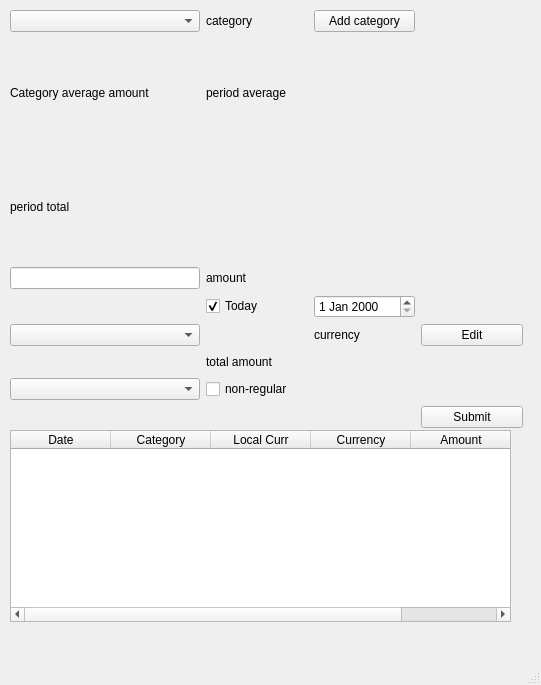
Qt form mainwindow.ui (tvb2/expenses) before a commit.
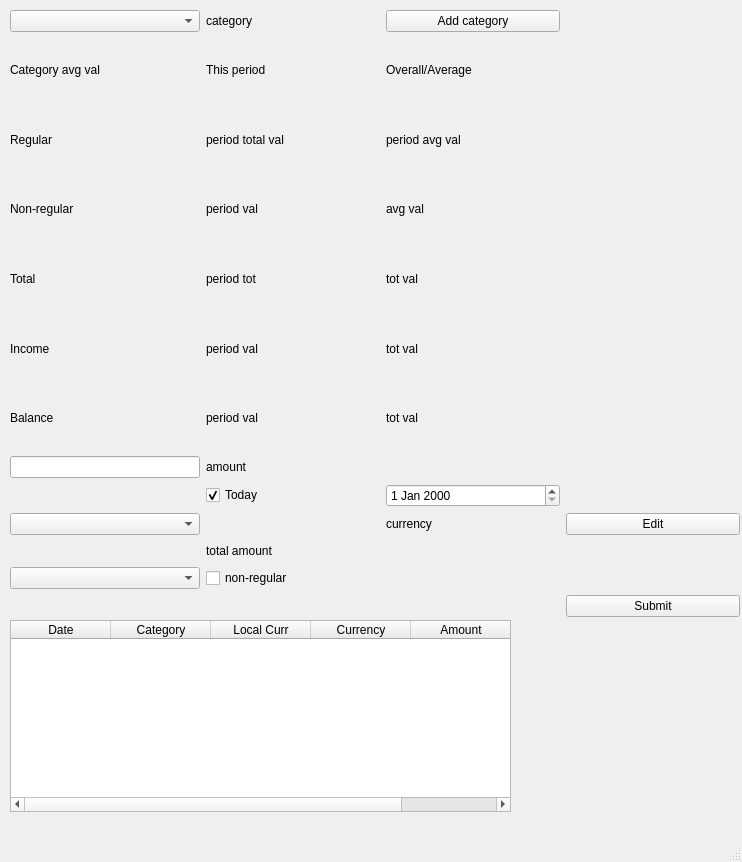
The same form after that commit.

Commit message: Statistics WIP. Reg, non-reg, total. Income not started

Patch:
```diff
--- a/mainwindow.ui
+++ b/mainwindow.ui
@@ -6,8 +6,8 @@
    <rect>
     <x>0</x>
     <y>0</y>
-    <width>541</width>
-    <height>685</height>
+    <width>742</width>
+    <height>862</height>
    </rect>
   </property>
   <property name="windowTitle">
@@ -19,13 +19,13 @@
      <rect>
       <x>10</x>
       <y>10</y>
-      <width>513</width>
-      <height>418</height>
+      <width>730</width>
+      <height>607</height>
      </rect>
     </property>
     <layout class="QGridLayout" name="gridLayout">
-     <item row="8" column="0">
-      <spacer name="horizontalSpacer_6">
+     <item row="12" column="2">
+      <spacer name="horizontalSpacer_9">
        <property name="orientation">
         <enum>Qt::Orientation::Horizontal</enum>
        </property>
@@ -37,7 +37,14 @@
        </property>
       </spacer>
      </item>
-     <item row="6" column="0">
+     <item row="11" column="1">
+      <widget class="QLabel" name="lbRate">
+       <property name="text">
+        <string/>
+       </property>
+      </widget>
+     </item>
+     <item row="12" column="0">
       <widget class="QLabel" name="lbAmountEntered">
        <property name="sizePolicy">
         <sizepolicy hsizetype="Preferred" vsizetype="Maximum">
@@ -50,69 +57,13 @@
        </property>
       </widget>
      </item>
-     <item row="3" column="1">
-      <widget class="QLabel" name="lbAmount">
+     <item row="1" column="1">
+      <widget class="QLabel" name="lbThisPeriodName">
        <property name="text">
-        <string>amount</string>
+        <string>This period</string>
        </property>
       </widget>
      </item>
-     <item row="0" column="0">
-      <widget class="QComboBox" name="cbCategory">
-       <property name="sizePolicy">
-        <sizepolicy hsizetype="Preferred" vsizetype="Preferred">
-         <horstretch>0</horstretch>
-         <verstretch>0</verstretch>
-        </sizepolicy>
-       </property>
-       <property name="minimumSize">
-        <size>
-         <width>190</width>
-         <height>0</height>
-        </size>
-       </property>
-      </widget>
-     </item>
-     <item row="7" column="2">
-      <spacer name="horizontalSpacer_11">
-       <property name="orientation">
-        <enum>Qt::Orientation::Horizontal</enum>
-       </property>
-       <property name="sizeHint" stdset="0">
-        <size>
-         <width>40</width>
-         <height>20</height>
-        </size>
-       </property>
-      </spacer>
-     </item>
-     <item row="5" column="2">
-      <widget class="QLabel" name="lbCurrency">
-       <property name="text">
-        <string>currency</string>
-       </property>
-      </widget>
-     </item>
-     <item row="6" column="1">
-      <widget class="QLabel" name="label">
-       <property name="text">
-        <string>total amount</string>
-       </property>
-      </widget>
-     </item>
-     <item row="6" column="2">
-      <spacer name="horizontalSpacer_9">
-       <property name="orientation">
-        <enum>Qt::Orientation::Horizontal</enum>
-       </property>
-       <property name="sizeHint" stdset="0">
-        <size>
-         <width>40</width>
-         <height>20</height>
-        </size>
-       </property>
-      </spacer>
-     </item>
      <item row="0" column="3">
       <spacer name="horizontalSpacer_3">
        <property name="orientation">
@@ -126,92 +77,21 @@
        </property>
       </spacer>
      </item>
-     <item row="8" column="3">
+     <item row="4" column="1">
+      <widget class="QLabel" name="lbperiodNonRegTot">
+       <property name="text">
+        <string>period val</string>
+       </property>
+      </widget>
+     </item>
+     <item row="14" column="3">
       <widget class="QPushButton" name="pB_Submit">
        <property name="text">
         <string>Submit</string>
        </property>
       </widget>
      </item>
-     <item row="6" column="3">
-      <spacer name="horizontalSpacer_10">
-       <property name="orientation">
-        <enum>Qt::Orientation::Horizontal</enum>
-       </property>
-       <property name="sizeHint" stdset="0">
-        <size>
-         <width>40</width>
-         <height>20</height>
-        </size>
-       </property>
-      </spacer>
-     </item>
-     <item row="7" column="1">
-      <widget class="QCheckBox" name="chboxReg">
-       <property name="text">
-        <string>non-regular</string>
-       </property>
-       <property name="checked">
-        <bool>false</bool>
-       </property>
-      </widget>
-     </item>
-     <item row="4" column="1">
-      <widget class="QCheckBox" name="chBtoday">
-       <property name="text">
-        <string>Today</string>
-       </property>
-       <property name="checked">
-        <bool>true</bool>
-       </property>
-      </widget>
-     </item>
-     <item row="5" column="0">
-      <widget class="QComboBox" name="cbCurrency"/>
-     </item>
-     <item row="3" column="0">
-      <widget class="QLineEdit" name="leAmount"/>
-     </item>
-     <item row="4" column="2">
-      <widget class="QDateEdit" name="date"/>
-     </item>
-     <item row="8" column="2">
-      <spacer name="horizontalSpacer_8">
-       <property name="orientation">
-        <enum>Qt::Orientation::Horizontal</enum>
-       </property>
-       <property name="sizeHint" stdset="0">
-        <size>
-         <width>40</width>
-         <height>20</height>
-        </size>
-       </property>
-      </spacer>
-     </item>
-     <item row="7" column="0">
-      <widget class="QComboBox" name="cbNonRegCat"/>
-     </item>
-     <item row="5" column="1">
-      <widget class="QLabel" name="lbRate">
-       <property name="text">
-        <string/>
-       </property>
-      </widget>
-     </item>
-     <item row="7" column="3">
-      <spacer name="horizontalSpacer_12">
-       <property name="orientation">
-        <enum>Qt::Orientation::Horizontal</enum>
-       </property>
-       <property name="sizeHint" stdset="0">
-        <size>
-         <width>40</width>
-         <height>20</height>
-        </size>
-       </property>
-      </spacer>
-     </item>
-     <item row="4" column="3">
+     <item row="10" column="3">
       <spacer name="horizontalSpacer_5">
        <property name="orientation">
         <enum>Qt::Orientation::Horizontal</enum>
@@ -224,6 +104,81 @@
        </property>
       </spacer>
      </item>
+     <item row="14" column="1">
+      <spacer name="horizontalSpacer_7">
+       <property name="orientation">
+        <enum>Qt::Orientation::Horizontal</enum>
+       </property>
+       <property name="sizeHint" stdset="0">
+        <size>
+         <width>40</width>
+         <height>20</height>
+        </size>
+       </property>
+      </spacer>
+     </item>
+     <item row="5" column="0">
+      <widget class="QLabel" name="label_2">
+       <property name="text">
+        <string>Total</string>
+       </property>
+      </widget>
+     </item>
+     <item row="6" column="1">
+      <widget class="QLabel" name="label_9">
+       <property name="text">
+        <string>period val</string>
+       </property>
+      </widget>
+     </item>
+     <item row="12" column="1">
+      <widget class="QLabel" name="label">
+       <property name="text">
+        <string>total amount</string>
+       </property>
+      </widget>
+     </item>
+     <item row="4" column="0">
+      <widget class="QLabel" name="label_6">
+       <property name="text">
+        <string>Non-regular</string>
+       </property>
+      </widget>
+     </item>
+     <item row="7" column="1">
+      <widget class="QLabel" name="label_12">
+       <property name="text">
+        <string>period val</string>
+       </property>
+      </widget>
+     </item>
+     <item row="13" column="2">
+      <spacer name="horizontalSpacer_11">
+       <property name="orientation">
+        <enum>Qt::Orientation::Horizontal</enum>
+       </property>
+       <property name="sizeHint" stdset="0">
+        <size>
+         <width>40</width>
+         <height>20</height>
+        </size>
+       </property>
+      </spacer>
+     </item>
+     <item row="1" column="0">
+      <widget class="QLabel" name="lbCatAvg">
+       <property name="text">
+        <string>Category avg val</string>
+       </property>
+      </widget>
+     </item>
+     <item row="5" column="2">
+      <widget class="QLabel" name="lbOverallTotal">
+       <property name="text">
+        <string>tot val</string>
+       </property>
+      </widget>
+     </item>
      <item row="0" column="1">
       <widget class="QLabel" name="lbCategory">
        <property name="text">
@@ -231,7 +186,7 @@
        </property>
       </widget>
      </item>
-     <item row="3" column="2">
+     <item row="9" column="2">
       <spacer name="horizontalSpacer">
        <property name="orientation">
         <enum>Qt::Orientation::Horizontal</enum>
@@ -244,26 +199,28 @@
        </property>
       </spacer>
      </item>
-     <item row="1" column="0">
-      <widget class="QLabel" name="lbCatAvg">
-       <property name="text">
-        <string>Category average amount</string>
-       </property>
-      </widget>
+     <item row="10" column="2">
+      <widget class="QDateEdit" name="date"/>
      </item>
-     <item row="1" column="1" colspan="3">
-      <widget class="QLabel" name="lbPeriodAVG">
+     <item row="7" column="0">
+      <widget class="QLabel" name="label_11">
        <property name="text">
-        <string>period average</string>
+        <string>Balance</string>
        </property>
       </widget>
      </item>
-     <item row="5" column="3">
-      <widget class="QPushButton" name="pbEditCurrency">
-       <property name="text">
-        <string>Edit</string>
+     <item row="9" column="3">
+      <spacer name="horizontalSpacer_4">
+       <property name="orientation">
+        <enum>Qt::Orientation::Horizontal</enum>
        </property>
-      </widget>
+       <property name="sizeHint" stdset="0">
+        <size>
+         <width>40</width>
+         <height>20</height>
+        </size>
+       </property>
+      </spacer>
      </item>
      <item row="0" column="2">
       <widget class="QPushButton" name="pbAddCat">
@@ -272,20 +229,27 @@
        </property>
       </widget>
      </item>
-     <item row="8" column="1">
-      <spacer name="horizontalSpacer_7">
-       <property name="orientation">
-        <enum>Qt::Orientation::Horizontal</enum>
+     <item row="10" column="1">
+      <widget class="QCheckBox" name="chBtoday">
+       <property name="text">
+        <string>Today</string>
        </property>
-       <property name="sizeHint" stdset="0">
-        <size>
-         <width>40</width>
-         <height>20</height>
-        </size>
+       <property name="checked">
+        <bool>true</bool>
        </property>
-      </spacer>
+      </widget>
      </item>
-     <item row="4" column="0">
+     <item row="9" column="0">
+      <widget class="QLineEdit" name="leAmount"/>
+     </item>
+     <item row="7" column="2">
+      <widget class="QLabel" name="label_13">
+       <property name="text">
+        <string>tot val</string>
+       </property>
+      </widget>
+     </item>
+     <item row="10" column="0">
       <spacer name="horizontalSpacer_2">
        <property name="orientation">
         <enum>Qt::Orientation::Horizontal</enum>
@@ -298,8 +262,25 @@
        </property>
       </spacer>
      </item>
-     <item row="3" column="3">
-      <spacer name="horizontalSpacer_4">
+     <item row="13" column="1">
+      <widget class="QCheckBox" name="chboxReg">
+       <property name="text">
+        <string>non-regular</string>
+       </property>
+       <property name="checked">
+        <bool>false</bool>
+       </property>
+      </widget>
+     </item>
+     <item row="6" column="2">
+      <widget class="QLabel" name="label_10">
+       <property name="text">
+        <string>tot val</string>
+       </property>
+      </widget>
+     </item>
+     <item row="13" column="3">
+      <spacer name="horizontalSpacer_12">
        <property name="orientation">
         <enum>Qt::Orientation::Horizontal</enum>
        </property>
@@ -311,10 +292,134 @@
        </property>
       </spacer>
      </item>
-     <item row="2" column="0">
+     <item row="4" column="2">
+      <widget class="QLabel" name="lbperiodNonRegAVG">
+       <property name="text">
+        <string>avg val</string>
+       </property>
+      </widget>
+     </item>
+     <item row="11" column="2">
+      <widget class="QLabel" name="lbCurrency">
+       <property name="text">
+        <string>currency</string>
+       </property>
+      </widget>
+     </item>
+     <item row="13" column="0">
+      <widget class="QComboBox" name="cbNonRegCat"/>
+     </item>
+     <item row="14" column="0">
+      <spacer name="horizontalSpacer_6">
+       <property name="orientation">
+        <enum>Qt::Orientation::Horizontal</enum>
+       </property>
+       <property name="sizeHint" stdset="0">
+        <size>
+         <width>40</width>
+         <height>20</height>
+        </size>
+       </property>
+      </spacer>
+     </item>
+     <item row="1" column="2">
+      <widget class="QLabel" name="label_3">
+       <property name="text">
+        <string>Overall/Average</string>
+       </property>
+      </widget>
+     </item>
+     <item row="3" column="0">
+      <widget class="QLabel" name="label_5">
+       <property name="text">
+        <string>Regular</string>
+       </property>
+      </widget>
+     </item>
+     <item row="6" column="0">
+      <widget class="QLabel" name="label_8">
+       <property name="text">
+        <string>Income</string>
+       </property>
+      </widget>
+     </item>
+     <item row="11" column="0">
+      <widget class="QComboBox" name="cbCurrency"/>
+     </item>
+     <item row="11" column="3">
+      <widget class="QPushButton" name="pbEditCurrency">
+       <property name="text">
+        <string>Edit</string>
+       </property>
+      </widget>
+     </item>
+     <item row="14" column="2">
+      <spacer name="horizontalSpacer_8">
+       <property name="orientation">
+        <enum>Qt::Orientation::Horizontal</enum>
+       </property>
+       <property name="sizeHint" stdset="0">
+        <size>
+         <width>40</width>
+         <height>20</height>
+        </size>
+       </property>
+      </spacer>
+     </item>
+     <item row="9" column="1">
+      <widget class="QLabel" name="lbAmount">
+       <property name="text">
+        <string>amount</string>
+       </property>
+      </widget>
+     </item>
+     <item row="12" column="3">
+      <spacer name="horizontalSpacer_10">
+       <property name="orientation">
+        <enum>Qt::Orientation::Horizontal</enum>
+       </property>
+       <property name="sizeHint" stdset="0">
+        <size>
+         <width>40</width>
+         <height>20</height>
+        </size>
+       </property>
+      </spacer>
+     </item>
+     <item row="0" column="0">
+      <widget class="QComboBox" name="cbCategory">
+       <property name="sizePolicy">
+        <sizepolicy hsizetype="Preferred" vsizetype="Preferred">
+         <horstretch>0</horstretch>
+         <verstretch>0</verstretch>
+        </sizepolicy>
+       </property>
+       <property name="minimumSize">
+        <size>
+         <width>190</width>
+         <height>0</height>
+        </size>
+       </property>
+      </widget>
+     </item>
+     <item row="3" column="2">
+      <widget class="QLabel" name="lbPeriodRegAVG">
+       <property name="text">
+        <string>period avg val</string>
+       </property>
+      </widget>
+     </item>
+     <item row="3" column="1">
       <widget class="QLabel" name="lbperiodTotal">
        <property name="text">
-        <string>period total</string>
+        <string>period total val</string>
+       </property>
+      </widget>
+     </item>
+     <item row="5" column="1">
+      <widget class="QLabel" name="lbPeriodTotal">
+       <property name="text">
+        <string>period tot</string>
        </property>
       </widget>
      </item>
@@ -324,7 +429,7 @@
     <property name="geometry">
      <rect>
       <x>10</x>
-      <y>430</y>
+      <y>620</y>
       <width>501</width>
       <height>192</height>
      </rect>
```
Left out of the diff: 2 changed lines with no effect on the pictures. The commit also changes 13 other files.
